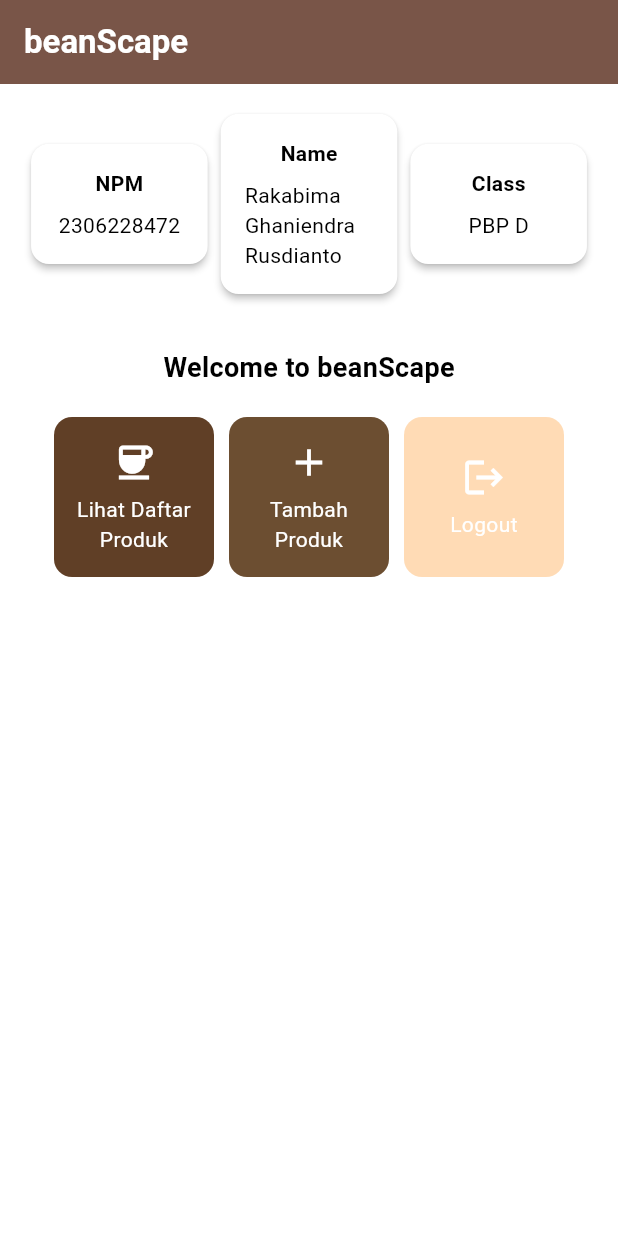
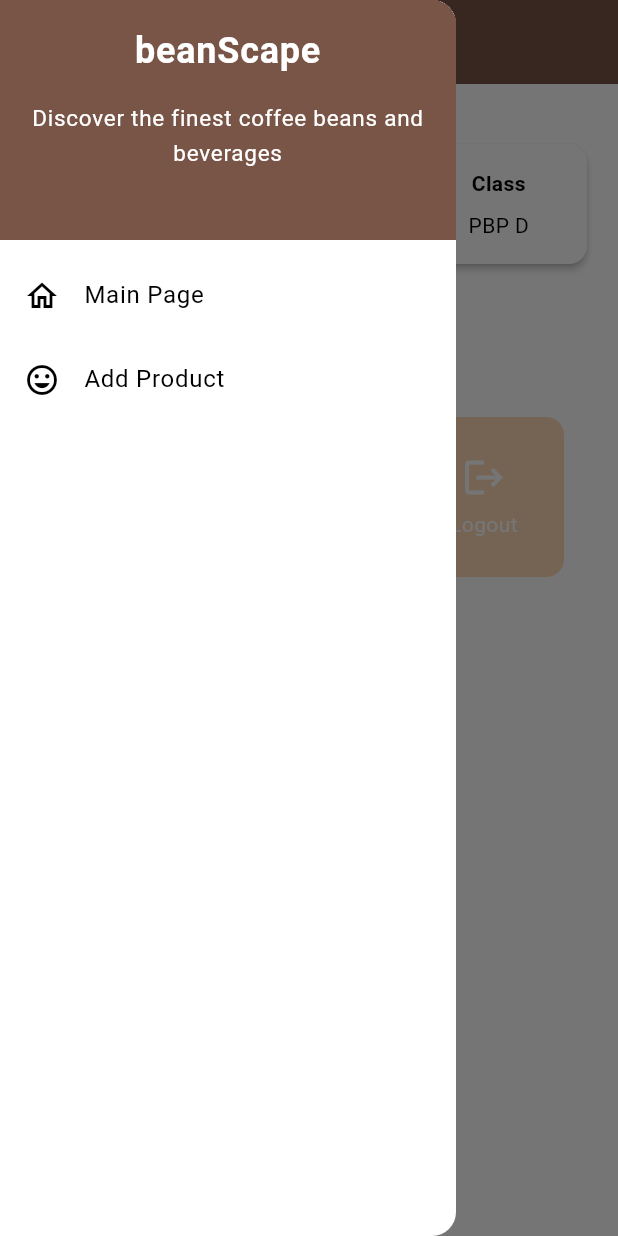
Before and after one commit to rakabimar/bean-scape-mobile, a Flutter app: the screen it shows after launch, with the side drawer open (before the commit the screen has no drawer), on a phone screen of 412 x 824 dp. Run offline on Flutter 3.47's test engine with Material 3 defaults, Android fonts, the phone set to English and light mode, and no system bars.

Commit message:
Done Tugas 8

```diff
--- a/lib/main.dart
+++ b/lib/main.dart
@@ -1,5 +1,5 @@
 import 'package:flutter/material.dart';
-import 'package:bean_scape/menu.dart';
+import 'package:bean_scape/screens/menu.dart';
 
 void main() {
   runApp(const MyApp());
--- a/lib/menu.dart
+++ b/lib/screens/menu.dart
@@ -1,4 +1,7 @@
 import 'package:flutter/material.dart';
+import 'package:bean_scape/widgets/left_drawer.dart';
+import 'package:bean_scape/widgets/product_card.dart';
+
 
 class MyHomePage extends StatelessWidget {
   MyHomePage({super.key});
@@ -7,8 +10,8 @@
   final String className = 'PBP D'; // Kelas
 
   final List<ItemHomepage> items = [
-    ItemHomepage("Lihat Daftar Produk", Icons.coffee, const Color(0xFF603F26)),
-    ItemHomepage("Tambah Produk", Icons.add, const Color(0xFF6C4E31)),
+    ItemHomepage("View Product List", Icons.coffee, const Color(0xFF603F26)),
+    ItemHomepage("Add Product", Icons.add, const Color(0xFF6C4E31)),
     ItemHomepage("Logout", Icons.logout, const Color(0xFFFFDBB5)),
   ];
 
@@ -26,9 +29,13 @@
             fontWeight: FontWeight.bold,
           ),
         ),
+        // Mengganti warna icon drawer menjadi putih
+        iconTheme: const IconThemeData(color: Colors.white),
         // Warna latar belakang AppBar diambil dari skema warna tema aplikasi.
         backgroundColor: Theme.of(context).colorScheme.primary,
       ),
+      // Drawer untuk navigasi page
+      drawer: const LeftDrawer(),
       // Body halaman dengan padding di sekelilingnya.
       body: Padding(
         padding: const EdgeInsets.all(16.0),
@@ -124,65 +131,3 @@
     );
   }
 }
-
-class ItemHomepage {
-  final String name;
-  final IconData icon;
-  final Color color;
-
-  ItemHomepage(this.name, this.icon, this.color);
-}
-
-class ItemCard extends StatelessWidget {
-  // Menampilkan kartu dengan ikon dan nama.
-
-  final ItemHomepage item;
-
-  const ItemCard(this.item, {super.key});
-
-  @override
-  Widget build(BuildContext context) {
-    return Material(
-      // Menentukan warna latar belakang dari tema aplikasi.
-      color: item.color,
-      // Membuat sudut kartu melengkung.
-      borderRadius: BorderRadius.circular(12),
-
-      child: InkWell(
-        // Aksi ketika kartu ditekan.
-        onTap: () {
-          // Menampilkan pesan SnackBar saat kartu ditekan.
-          ScaffoldMessenger.of(context)
-            ..hideCurrentSnackBar()
-            ..showSnackBar(
-              SnackBar(content: Text("Kamu telah menekan tombol ${item.name}!"))
-            );
-        },
-        // Container untuk menyimpan Icon dan Text
-        child: Container(
-          padding: const EdgeInsets.all(8),
-          child: Center(
-            child: Column(
-              // Menyusun ikon dan teks di tengah kartu.
-              mainAxisAlignment: MainAxisAlignment.center,
-              children: [
-                Icon(
-                  item.icon,
-                  color: Colors.white,
-                  size: 30.0,
-                ),
-                const Padding(padding: EdgeInsets.all(3)),
-                Text(
-                  item.name,
-                  textAlign: TextAlign.center,
-                  style: const TextStyle(color: Colors.white),
-                ),
-              ],
-            ),
-          ),
-        ),
-      ),
-    );
-  }
-
-}
--- /dev/null
+++ b/lib/widgets/left_drawer.dart
@@ -0,0 +1,69 @@
+import 'package:flutter/material.dart';
+import 'package:bean_scape/screens/menu.dart';
+import 'package:bean_scape/screens/productentry_form.dart';
+
+class LeftDrawer extends StatelessWidget {
+  const LeftDrawer({super.key});
+
+  @override
+  Widget build(BuildContext context) {
+    return Drawer(
+      child: ListView(
+        children: [
+          DrawerHeader(
+                  decoration: BoxDecoration(
+            color: Theme.of(context).colorScheme.primary,
+          ),
+          child: const Column(
+            children: [
+              Text(
+                'beanScape',
+                textAlign: TextAlign.center,
+                style: TextStyle(
+                  fontSize: 24,
+                  fontWeight: FontWeight.bold,
+                  color: Colors.white,
+                ),
+              ),
+              Padding(padding: EdgeInsets.all(8)),
+              Text(
+                "Discover the finest coffee beans and beverages",
+                textAlign: TextAlign.center,
+                style: TextStyle(
+                  fontSize: 15.0,
+                  color: Colors.white,
+                  fontWeight: FontWeight.normal,
+                ),
+              ),
+            ],
+          ),
+          ),
+            ListTile(
+              leading: const Icon(Icons.home_outlined),
+              title: const Text('Main Page'),
+              // Bagian redirection ke MyHomePage
+              onTap: () {
+                Navigator.pushReplacement(
+                    context,
+                    MaterialPageRoute(
+                      builder: (context) => MyHomePage(),
+                    ));
+              },
+            ),
+            ListTile(
+              leading: const Icon(Icons.mood),
+              title: const Text('Add Product'),
+              // Bagian redirection ke MoodEntryFormPage
+              onTap: () {
+                Navigator.pushReplacement(
+                    context,
+                    MaterialPageRoute(
+                      builder: (context) => const ProductEntryFormPage(),
+                    ));
+              },
+            ),
+        ],
+      ),
+    );
+  }
+}
--- /dev/null
+++ b/lib/widgets/product_card.dart
@@ -0,0 +1,72 @@
+import 'package:flutter/material.dart';
+import 'package:bean_scape/screens/productentry_form.dart';
+
+class ItemHomepage {
+  final String name;
+  final IconData icon;
+  final Color color;
+
+  ItemHomepage(this.name, this.icon, this.color);
+}
+
+class ItemCard extends StatelessWidget {
+  // Menampilkan kartu dengan ikon dan nama.
+
+  final ItemHomepage item;
+
+  const ItemCard(this.item, {super.key});
+
+  @override
+  Widget build(BuildContext context) {
+    return Material(
+      // Menentukan warna latar belakang dari tema aplikasi.
+      color: item.color,
+      // Membuat sudut kartu melengkung.
+      borderRadius: BorderRadius.circular(12),
+
+      child: InkWell(
+        // Aksi ketika kartu ditekan.
+        onTap: () {
+          // Menampilkan pesan SnackBar saat kartu ditekan.
+          ScaffoldMessenger.of(context)
+            ..hideCurrentSnackBar()
+            ..showSnackBar(
+              SnackBar(content: Text("Kamu telah menekan tombol ${item.name}!"))
+            );
+          // Navigate ke route yang sesuai (tergantung jenis tombol)
+          if (item.name == "Add Product") {
+            Navigator.pushReplacement(
+                      context,
+                      MaterialPageRoute(
+                        builder: (context) => const ProductEntryFormPage(),
+                      ));
+          }
+        },
+        // Container untuk menyimpan Icon dan Text
+        child: Container(
+          padding: const EdgeInsets.all(8),
+          child: Center(
+            child: Column(
+              // Menyusun ikon dan teks di tengah kartu.
+              mainAxisAlignment: MainAxisAlignment.center,
+              children: [
+                Icon(
+                  item.icon,
+                  color: Colors.white,
+                  size: 30.0,
+                ),
+                const Padding(padding: EdgeInsets.all(3)),
+                Text(
+                  item.name,
+                  textAlign: TextAlign.center,
+                  style: const TextStyle(color: Colors.white),
+                ),
+              ],
+            ),
+          ),
+        ),
+      ),
+    );
+  }
+
+}
```
Also changed, not shown: lib/screens/productentry_form.dart (added, +277 -0 lines), 1 other file.
